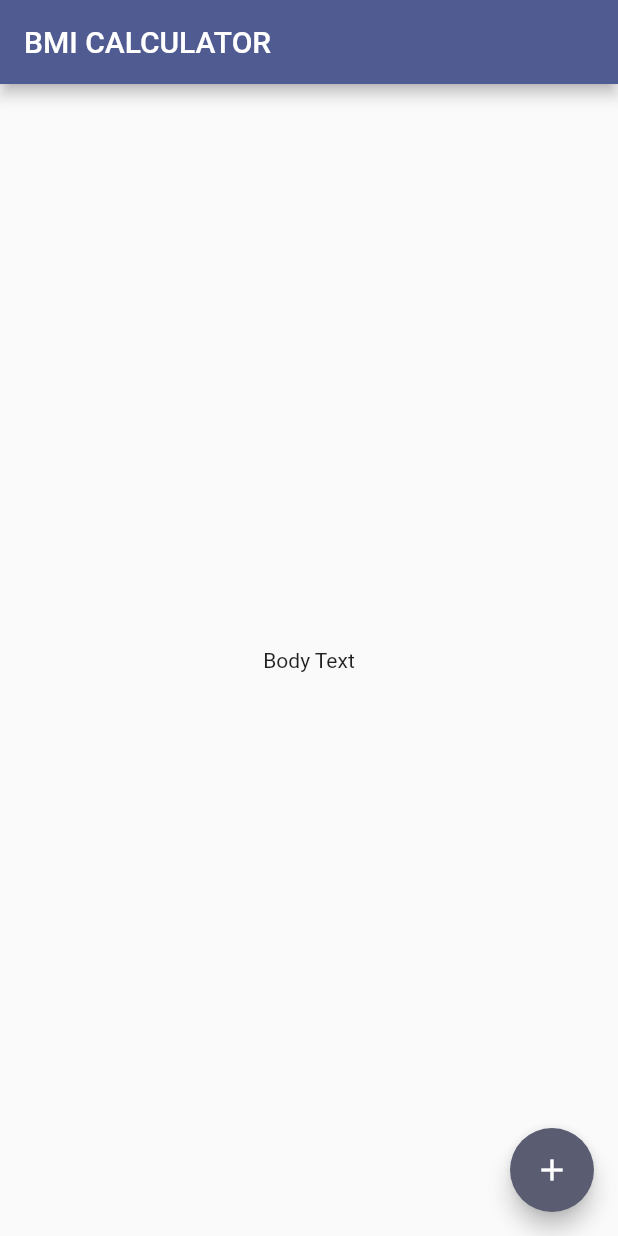
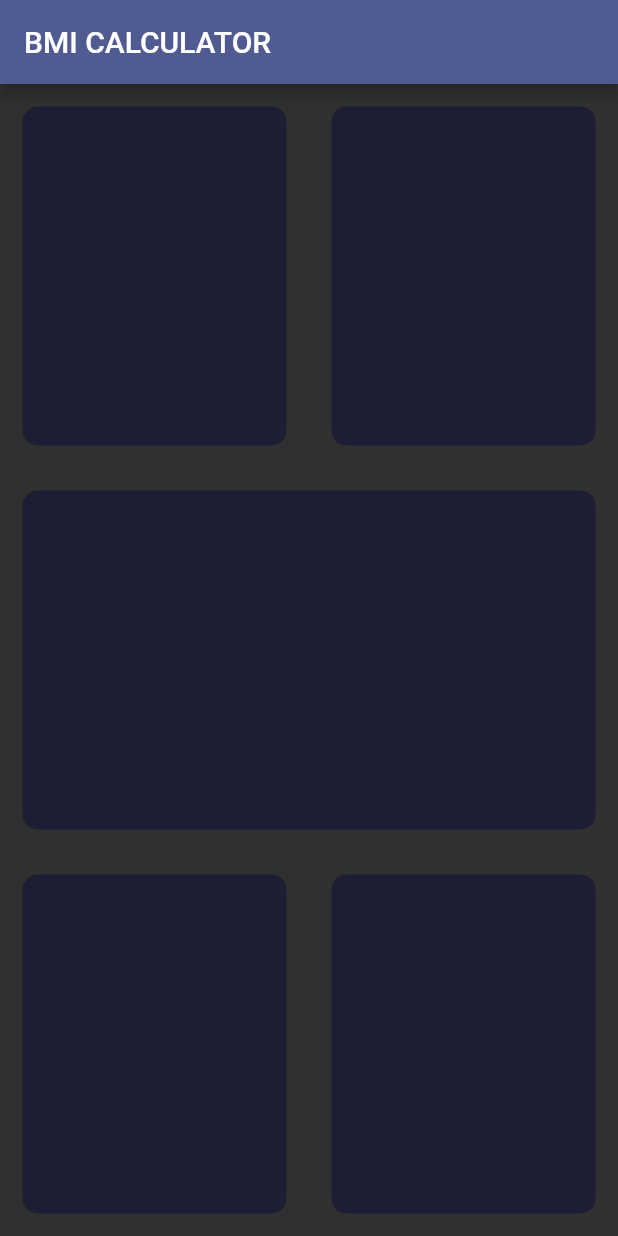
Before and after one commit to TheBigJae/BMI, a Flutter app: the screen it shows after launch, on a phone screen of 412 x 824 dp. Run offline on Flutter 3.47's test engine with Material 2 defaults, Android fonts, the phone set to English and light mode, and no system bars.

Commit message:
Input Page

```diff
--- /dev/null
+++ b/lib/input_page.dart
@@ -0,0 +1,51 @@
+import 'package:flutter/material.dart';
+
+class InputPage extends StatefulWidget {
+  @override
+  _InputPageState createState() => _InputPageState();
+}
+
+class _InputPageState extends State<InputPage> {
+  @override
+  Widget build(BuildContext context) {
+    return Scaffold(
+        appBar: AppBar(
+          title: Text('BMI CALCULATOR'),
+        ),
+        body: Column(
+          children: [
+            Expanded(
+                child: Row(
+              children: [
+                Expanded(
+                  child: ReusableCard(colour: Color(0xFF1D1E33),),
+                ),
+                Expanded(child: ReusableCard(colour: Color(0xFF1D1E33),))
+              ],
+            )),
+            Expanded(child: ReusableCard(colour: Color(0xFF1D1E33),)),
+            Expanded(
+                child: Row(
+              children: [
+                Expanded(child: ReusableCard(colour: Color(0xFF1D1E33),)),
+                Expanded(child: ReusableCard(colour: Color(0xFF1D1E33),))
+              ],
+            ))
+          ],
+        ));
+  }
+}
+
+class ReusableCard extends StatelessWidget {
+   ReusableCard({super.key,  required this.colour});
+  Color colour;
+
+  @override
+  Widget build(BuildContext context) {
+    return Container(
+      margin: EdgeInsets.all(15.0),
+      decoration: BoxDecoration(
+          color: colour, borderRadius: BorderRadius.circular(10.0)),
+    );
+  }
+}
--- a/lib/main.dart
+++ b/lib/main.dart
@@ -1,4 +1,5 @@
 import 'package:flutter/material.dart';
+import 'input_page.dart';
 
 void main() => runApp(BMICalculator());
 
@@ -6,7 +7,7 @@ class BMICalculator extends StatelessWidget {
   @override
   Widget build(BuildContext context) {
     return MaterialApp(
-      theme: ThemeData(
+      theme: ThemeData.dark().copyWith(
         colorScheme: ColorScheme.fromSeed(
         seedColor:Color(0xFF0A0E21),
 
@@ -16,26 +17,3 @@ class BMICalculator extends StatelessWidget {
     );
   }
 }
-
-class InputPage extends StatefulWidget {
-  @override
-  _InputPageState createState() => _InputPageState();
-}
-
-class _InputPageState extends State<InputPage> {
-  @override
-  Widget build(BuildContext context) {
-    return Scaffold(
-      appBar: AppBar(
-        title: Text('BMI CALCULATOR'),
-      ),
-      body: Center(
-        child: Text('Body Text'),
-      ),
-      floatingActionButton: FloatingActionButton(
-        onPressed: (){},
-        child: Icon(Icons.add),
-      ),
-    );
-  }
-}
```
